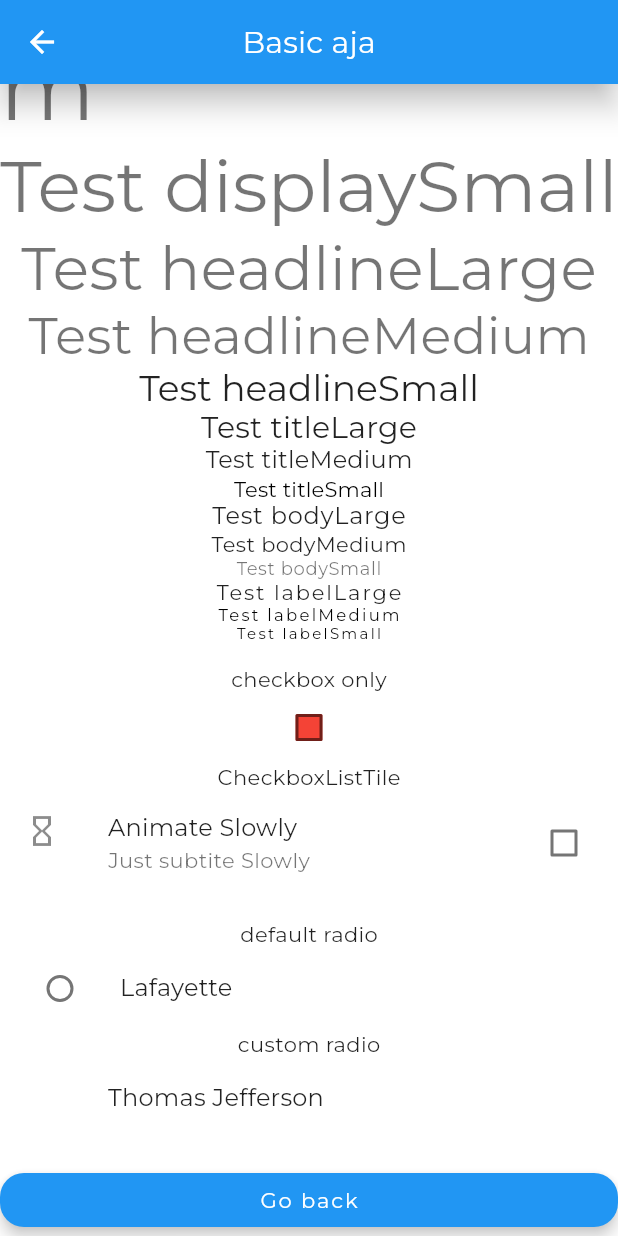
After one commit to auliaramadhan/learn_flutter_UI, a Flutter app: the WidgetBasic2 screen opened directly, scrolled down 576 dp, after a tap on "Animate Slowly", on a phone screen of 412 x 824 dp. The commit adds this screen. Run offline on Flutter 3.47's test engine with Material 2 defaults, Android fonts, the phone set to English and light mode, and no system bars; our stand-ins replace auto_route, bloc, flutter_bloc, flutter_riverpod, flutter_secure_storage, freezed_annotation and 2 more; accounts and stored records are empty; generated files the repository leaves out were written again.

Commit message:
update widget

```diff
--- a/lib/state_management/todo/todo_page.dart
+++ b/lib/state_management/todo/todo_page.dart
@@ -1,6 +1,7 @@
 import 'dart:ui';
 import 'package:flutter/material.dart';
 import 'package:flutter_riverpod/flutter_riverpod.dart' as river;
+import 'package:flutter_ui/state_management/item_list_riverpod.dart';
 import 'package:flutter_ui/state_management/todo/todo_items.dart';
 import '../item_list_provider.dart';
 import './item_view.dart';
--- a/lib/test_screen/widget_basic.dart
+++ b/lib/test_screen/widget_basic.dart
@@ -60,7 +60,6 @@ class WidgetBasicScreen extends StatelessWidget {
 
             const ExtraHeight(),
             FormData(),
-
             TransformExample(),
             // MovingCardWidget(urlFront: ImageNetworks.frontCard, urlBack: ImageNetworks.frontCard),
             StreamExample(),
--- /dev/null
+++ b/lib/test_screen/widget_basic2.dart
@@ -0,0 +1,34 @@
+import 'package:auto_route/auto_route.dart';
+import 'package:flutter/material.dart';
+import 'package:flutter_ui/widgets/button.dart';
+import 'package:flutter_ui/widgets/checkbox.dart';
+import 'package:flutter_ui/widgets/radio.dart';
+import 'package:flutter_ui/widgets/spacing.dart';
+import 'package:flutter_ui/widgets/text.dart';
+
+class WidgetBasic2 extends StatelessWidget {
+  const WidgetBasic2({Key? key}) : super(key: key);
+
+  @override
+  Widget build(BuildContext context) {
+    return Scaffold(
+      appBar: AppBar(title: const Text('Basic aja')),
+      body: ListView(
+        children: [
+          const TypographyExample(),
+          const ExtraHeight(),
+          CheckboxExample(),
+          const ExtraHeight(),
+          RadioExample(),
+          const ExtraHeight(),
+          ButtonPrimary(
+            onPressed: () {
+              context.popRoute();
+            },
+            text: "Go back",
+          ),
+        ],
+      ),
+    );
+  }
+}
--- a/lib/utils/auto_routes.dart
+++ b/lib/utils/auto_routes.dart
@@ -2,6 +2,7 @@ import 'package:auto_route/annotations.dart';
 import 'package:auto_route/auto_route.dart';
 import 'package:flutter/material.dart';
 import 'package:flutter_ui/state_management/todo/todo_page.dart';
+import 'package:flutter_ui/test_screen/widget_basic2.dart';
 import 'package:flutter_ui/utils/debug.dart';
 import '../test_screen/scaffold_advanced.dart';
 import '../test_screen/route_aware.dart';
@@ -17,6 +18,7 @@ part 'auto_routes.gr.dart';
     AutoRoute(page: AdvanceScaffoldScreen ),
     AutoRoute(page: RouteAwareScreen ),
     AutoRoute(page: TodoScreen  ),
+    AutoRoute(page: WidgetBasic2  ),
   ],
 )
 class AppRouter extends _$AppRouter {}
--- /dev/null
+++ b/lib/widgets/checkbox.dart
@@ -0,0 +1,56 @@
+import 'package:flutter/material.dart';
+import 'package:flutter/scheduler.dart' show timeDilation;
+
+class CheckboxExample extends StatefulWidget {
+  const CheckboxExample({Key? key}) : super(key: key);
+
+  @override
+  State<CheckboxExample> createState() => _CheckboxExampleState();
+}
+
+class _CheckboxExampleState extends State<CheckboxExample> {
+  Color getColor(Set<MaterialState> states) {
+    const Set<MaterialState> interactiveStates = <MaterialState>{
+      MaterialState.pressed,
+      MaterialState.hovered,
+      MaterialState.focused,
+    };
+    if (states.any(interactiveStates.contains)) {
+      return Colors.blue;
+    }
+    return Colors.red;
+  }
+
+  var isChecked = false;
+  @override
+  Widget build(BuildContext context) {
+    return Column(
+      children: [
+        const Text('checkbox only'),
+        Checkbox(
+          checkColor: Colors.white,
+          fillColor: MaterialStateProperty.resolveWith(getColor),
+          value: isChecked,
+          onChanged: (bool? value) {
+            setState(() {
+              isChecked = value!;
+            });
+          },
+        ),
+        const Text('CheckboxListTile'),
+        CheckboxListTile(
+          title: const Text('Animate Slowly'),
+          subtitle: const Text('Just subtite Slowly'),
+          selectedTileColor: Colors.blue.shade200 ,
+          value: timeDilation != 1.0,
+          onChanged: (bool? value) {
+            setState(() {
+              timeDilation = value! ? 10.0 : 1.0;
+            });
+          },
+          secondary: const Icon(Icons.hourglass_empty),
+        )
+      ],
+    );
+  }
+}
--- /dev/null
+++ b/lib/widgets/radio.dart
@@ -0,0 +1,95 @@
+import 'package:flutter/material.dart';
+
+class RadioExample extends StatefulWidget {
+  RadioExample({Key? key}) : super(key: key);
+
+  @override
+  State<RadioExample> createState() => _RadioExampleState();
+}
+
+class _RadioExampleState extends State<RadioExample> {
+  int _group = 0;
+  @override
+  Widget build(BuildContext context) {
+    return Column(
+      children: <Widget>[
+        const Text('default radio'),
+        ListTile(
+          title: const Text('Lafayette'),
+          leading: Radio<int>(
+            value: 1,
+            groupValue: _group,
+            onChanged: (int? value) {
+              setState(() {
+                _group = value!;
+              });
+            },
+          ),
+        ),
+        const Text('custom radio'),
+        RadioListTile<int>(
+          text: 'Thomas Jefferson',
+          value: 2,
+          groupValue: _group,
+          onChanged: (int? value) {
+            setState(() {
+              _group = value!;
+            });
+          },
+        ),
+      ],
+    );
+  }
+}
+
+class RadioListTile<T> extends StatelessWidget {
+  final T value;
+  final T groupValue;
+  final String text;
+  final ValueChanged<T?> onChanged;
+
+  const RadioListTile({
+    required this.value,
+    required this.groupValue,
+    required this.onChanged,
+    required this.text,
+  });
+
+  @override
+  Widget build(BuildContext context) {
+    final selected = value == groupValue;
+    return ListTile(
+      title: Text(text),
+      selected: value == groupValue,
+      selectedColor: Colors.blue[100],
+      onTap: () => onChanged(value),
+      leading: Visibility(
+        child: const Icon(Icons.check_circle, color: Colors.blue),
+        visible: selected,
+      ),
+    );
+  }
+
+  Widget get _customRadioButton {
+    final isSelected = value == groupValue;
+    return Container(
+      padding: EdgeInsets.symmetric(horizontal: 12, vertical: 8),
+      decoration: BoxDecoration(
+        color: isSelected ? Colors.blue : null,
+        borderRadius: BorderRadius.circular(4),
+        border: Border.all(
+          color: isSelected ? Colors.blue : Colors.grey[300]!,
+          width: 2,
+        ),
+      ),
+      child: Text(
+        text,
+        style: TextStyle(
+          color: isSelected ? Colors.white : Colors.grey[600]!,
+          fontWeight: FontWeight.bold,
+          fontSize: 18,
+        ),
+      ),
+    );
+  }
+}
--- a/lib/widgets/text.dart
+++ b/lib/widgets/text.dart
@@ -52,3 +52,31 @@ class TextAlign extends StatelessWidget {
     );
   }
 }
+
+class TypographyExample extends StatelessWidget {
+  const TypographyExample({Key? key}) : super(key: key);
+
+  @override
+  Widget build(BuildContext context) {
+    final textStyle = Theme.of(context).textTheme;
+    return Column(
+      children: [
+        Text('Test displayLarge', style:textStyle.displayLarge),
+          Text('Test displayMedium', style:textStyle.displayMedium),
+          Text('Test displaySmall', style:textStyle.displaySmall),
+          Text('Test headlineLarge', style:textStyle.headlineLarge),
+          Text('Test headlineMedium', style:textStyle.headlineMedium),
+          Text('Test headlineSmall', style:textStyle.headlineSmall),
+          Text('Test titleLarge', style:textStyle.titleLarge),
+          Text('Test titleMedium', style:textStyle.titleMedium),
+          Text('Test titleSmall', style:textStyle.titleSmall),
+          Text('Test bodyLarge', style:textStyle.bodyLarge),
+          Text('Test bodyMedium', style:textStyle.bodyMedium),
+          Text('Test bodySmall', style:textStyle.bodySmall),
+          Text('Test labelLarge', style:textStyle.labelLarge),
+          Text('Test labelMedium', style:textStyle.labelMedium),
+          Text('Test labelSmall', style:textStyle.labelSmall),
+      ],
+    );
+  }
+}
```
Also changed, not shown: lib/widgets/overlay_modal.dart (added, +60 -0 lines), lib/widgets/responsive.dart (added, +106 -0 lines), lib/widgets/search.dart (added, +29 -0 lines).
